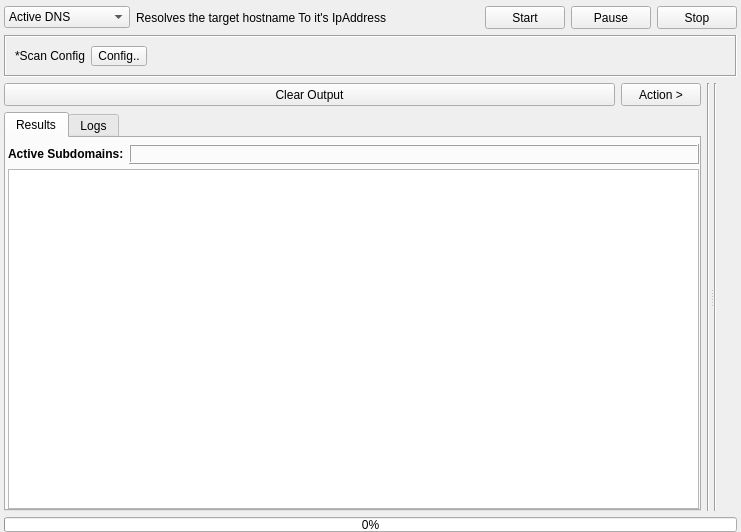
Above: gui/src/engines/active/Active.ui from 3nock/OTE before the change. Below: the same form after it.
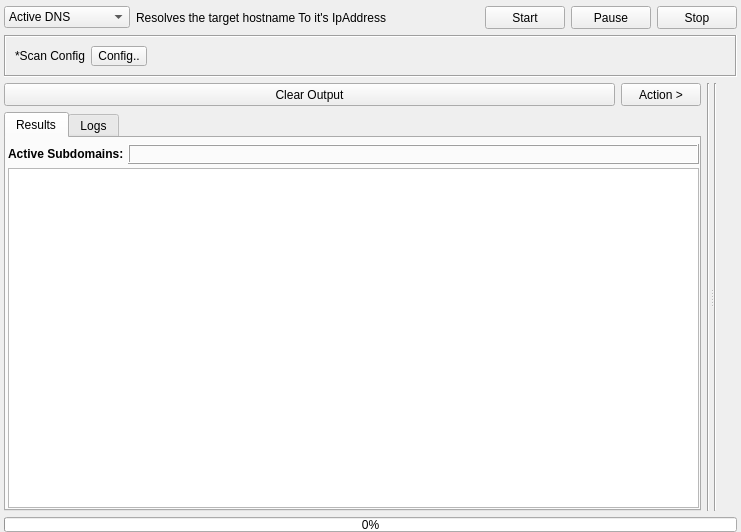
That is the form after the change. Custom widgets are drawn as their Qt base class.

```diff
--- a/gui/src/engines/active/Active.ui
+++ b/gui/src/engines/active/Active.ui
@@ -321,7 +321,7 @@
             </attribute>
             <layout class="QVBoxLayout" name="verticalLayout_23">
              <property name="spacing">
-              <number>5</number>
+              <number>4</number>
              </property>
              <property name="leftMargin">
               <number>2</number>
@@ -333,7 +333,7 @@
               <number>0</number>
              </property>
              <property name="bottomMargin">
-              <number>0</number>
+              <number>1</number>
              </property>
              <item>
               <layout class="QHBoxLayout" name="horizontalLayout_18">
```
